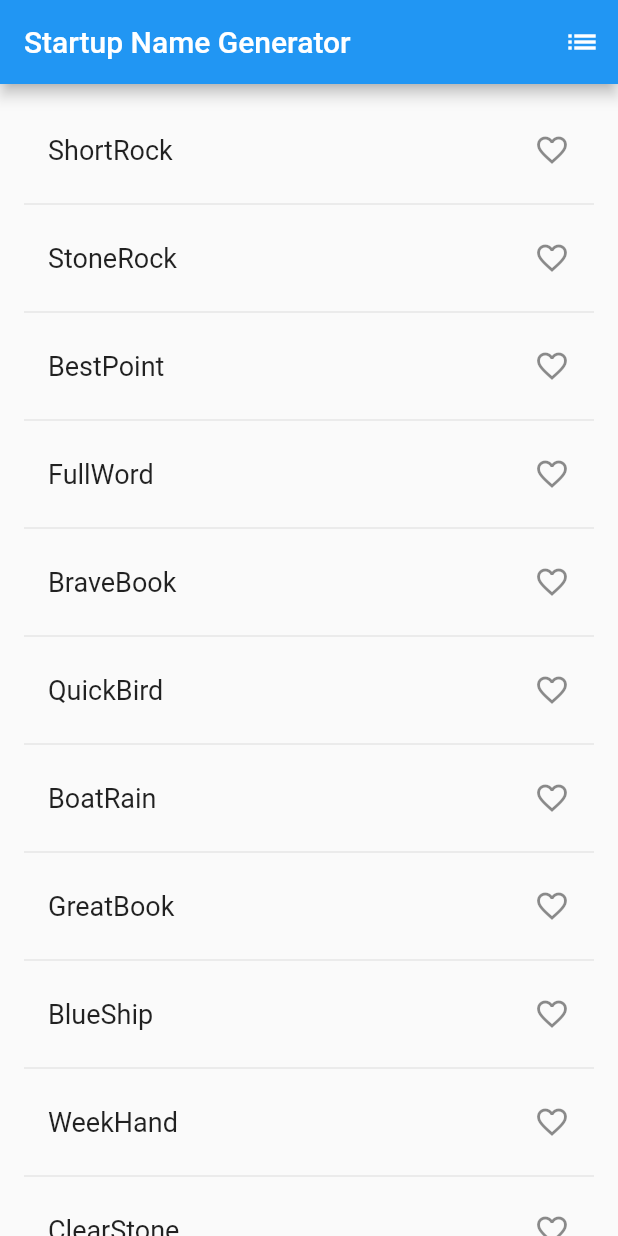
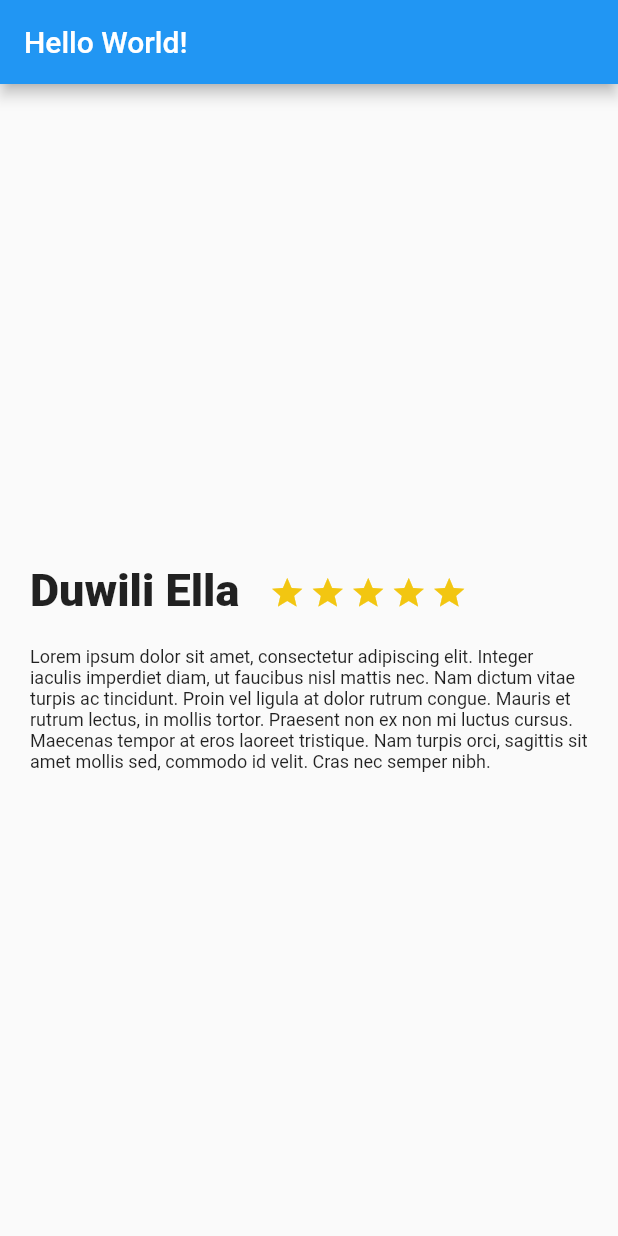
Before and after one commit to SebastianBC09/Flutter-App, a Flutter app: the screen it shows after launch, on a phone screen of 412 x 824 dp. Run offline on Flutter 3.47's test engine with Material 2 defaults, Android fonts, the phone set to English and light mode, and no system bars.

Commit message:
➕ADD: Description Place widget created with solution for description.

```diff
--- /dev/null
+++ b/lib/description_place.dart
@@ -0,0 +1,68 @@
+import 'package:flutter/material.dart';
+
+class DescriptionPlace extends StatelessWidget {
+  const DescriptionPlace({Key? key}) : super(key: key);
+
+  @override
+  Widget build(BuildContext context) {
+    final star = Container(
+      margin: const EdgeInsets.only(
+        top: 323.0,
+        right: 3.0,
+      ),
+      child: const Icon(
+        Icons.star,
+        color: Color(0xFFF2C611),
+      ),
+    );
+
+    final description = Container(
+      margin: const EdgeInsets.only(
+        top: 20.0,
+        left: 20.0,
+        right: 20.0,
+      ),
+      child: const Text(
+        "Lorem ipsum dolor sit amet, consectetur adipiscing elit. Integer iaculis imperdiet diam, ut faucibus nisl mattis nec. Nam dictum vitae turpis ac tincidunt. Proin vel ligula at dolor rutrum congue. Mauris et rutrum lectus, in mollis tortor. Praesent non ex non mi luctus cursus. Maecenas tempor at eros laoreet tristique. Nam turpis orci, sagittis sit amet mollis sed, commodo id velit. Cras nec semper nibh.",
+        style: TextStyle(
+          fontSize: 12.0,
+        ),
+        textAlign: TextAlign.left,
+      ),
+    );
+
+    final placeTitle = Row(
+      children: <Widget>[
+        Container(
+          margin: const EdgeInsets.only(
+            top: 320.0,
+            left: 20.0,
+            right: 20.0,
+          ),
+          child: const Text(
+            "Duwili Ella",
+            style: TextStyle(
+              fontSize: 30.0,
+              fontWeight: FontWeight.w900,
+            ),
+            textAlign: TextAlign.left,
+          ),
+        ),
+        Row(
+          children: <Widget>[star, star, star, star, star],
+        ),
+      ],
+    );
+
+    final decriptionContent = Container(
+      child: Column(
+        children: <Widget>[
+          placeTitle,
+          description,
+        ],
+      ),
+    );
+
+    return decriptionContent;
+  }
+}
--- a/lib/main.dart
+++ b/lib/main.dart
@@ -2,10 +2,10 @@
 // Use of this source code is governed by a BSD-style license that can be
 // found in the LICENSE file.
 
-import 'package:english_words/english_words.dart';
 import 'package:flutter/material.dart';
+import 'description_place.dart';
 
-void main() => runApp(MyApp());
+void main() => runApp(const MyApp());
 
 class MyApp extends StatelessWidget {
   const MyApp({Key? key}) : super(key: key);
@@ -13,100 +13,14 @@ class MyApp extends StatelessWidget {
   @override
   Widget build(BuildContext context) {
     return MaterialApp(
-      title: 'Startup Name Generator',
-      theme: ThemeData(
-        primaryColor: Colors.deepOrange,
-      ),
-      home: RandomWords(),
-    );
+        title: 'Platzi Trips',
+        theme: ThemeData(
+          primaryColor: Colors.deepOrange,
+        ),
+        home: Scaffold(
+            appBar: AppBar(
+              title: const Text("Hello World!"),
+            ),
+            body: (const DescriptionPlace())));
   }
 }
-
-class RandomWords extends StatefulWidget {
-  const RandomWords({Key? key}) : super(key: key);
-
-  @override
-  _RandomWordsState createState() => _RandomWordsState();
-}
-
-class _RandomWordsState extends State<RandomWords> {
-  final _suggestions = <WordPair>[];
-  final _saved = <WordPair>{};
-  final _biggerFont = const TextStyle(fontSize: 18.0);
-
-  @override
-  Widget build(BuildContext context) {
-    return Scaffold(
-      appBar: AppBar(
-        title: const Text('Startup Name Generator'),
-        actions: [
-          IconButton(icon: Icon(Icons.list), onPressed: _pushSaved),
-        ],
-      ),
-      body: _buildSuggestions(),
-    );
-  }
-
-  Widget _buildSuggestions() {
-    return ListView.builder(
-        padding: const EdgeInsets.all(16.0),
-        itemBuilder: (context, i) {
-          if (i.isOdd) return const Divider();
-
-          final index = i ~/ 2;
-          if (index >= _suggestions.length) {
-            _suggestions.addAll(generateWordPairs().take(10));
-          }
-          return _buildRow(_suggestions[index]);
-        });
-  }
-
-  Widget _buildRow(WordPair pair) {
-    final alreadySaved = _saved.contains(pair);
-    return ListTile(
-        title: Text(
-          pair.asPascalCase,
-          style: _biggerFont,
-        ),
-        trailing: Icon(
-          alreadySaved ? Icons.favorite : Icons.favorite_border,
-          color: alreadySaved ? Colors.red : null,
-        ),
-        onTap: () {
-          setState(() {
-            if (alreadySaved) {
-              _saved.remove(pair);
-            } else {
-              _saved.add(pair);
-            }
-          });
-        });
-  }
-
-  void _pushSaved() {
-    Navigator.of(context)
-        .push(MaterialPageRoute<void>(builder: (BuildContext context) {
-      final tiles = _saved.map(
-        (WordPair pair) {
-          return ListTile(
-            title: Text(
-              pair.asPascalCase,
-              style: _biggerFont,
-            ),
-          );
-        },
-      );
-      final divided = ListTile.divideTiles(
-        context: context,
-        tiles: tiles,
-      ).toList();
-
-      return Scaffold(
-        appBar: AppBar(
-          title: Text('Saved Suggestions'),
-        ),
-        body: ListView(children: divided),
-      );
-    }));
-  }
-}
```
